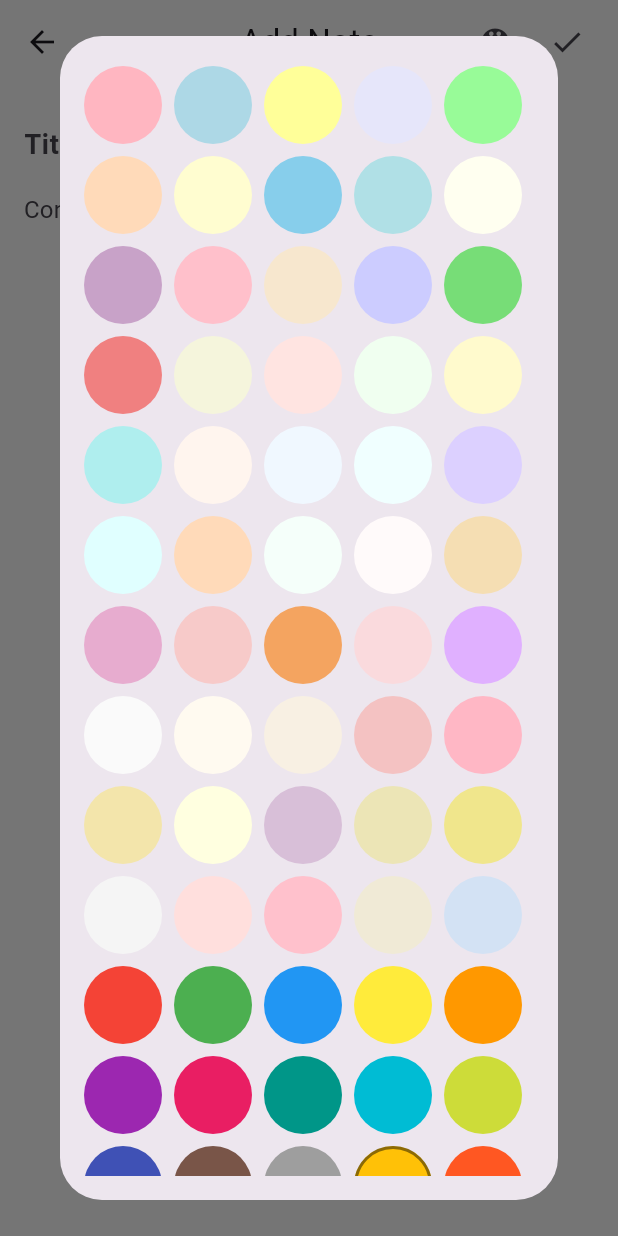
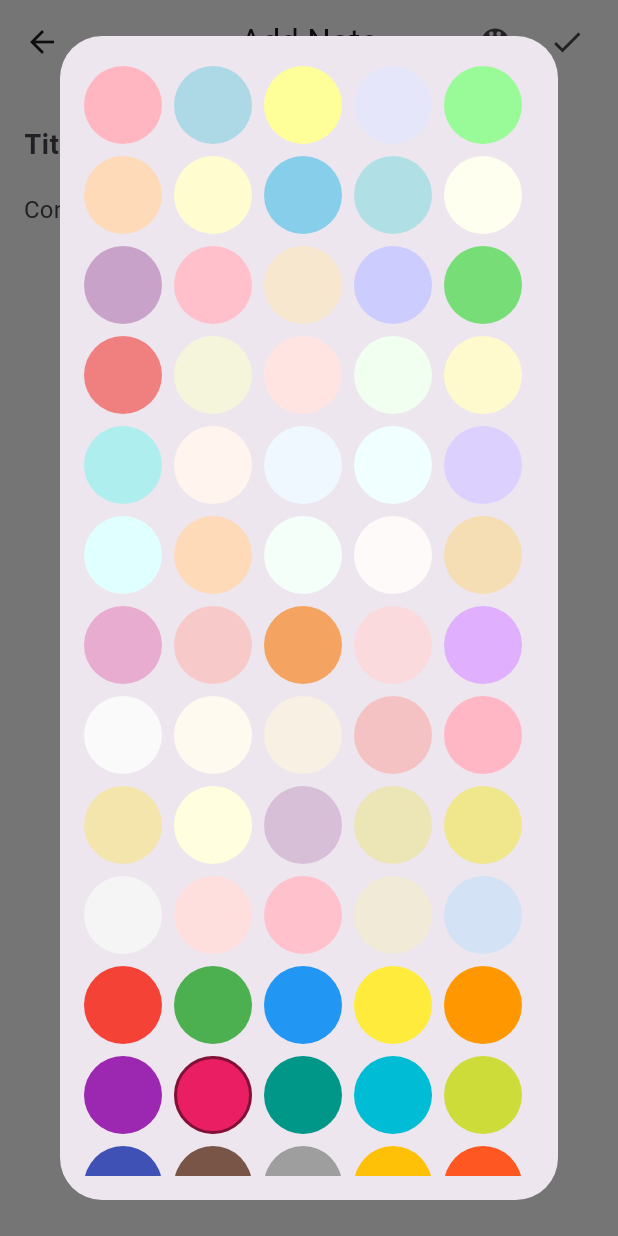
Before and after one commit to shaileshtiwari12/fast_notepad, a Flutter app: the AddEditNoteScreens screen opened directly, after a tap on the "color lens" icon, on a phone screen of 412 x 824 dp. Run offline on Flutter 3.47's test engine with Material 3 defaults, Android fonts, the phone set to English and light mode, and no system bars; our stand-ins replace google_mobile_ads, sqflite; accounts and stored records are empty; network calls fail.

Commit message:
Initial commit

```diff
--- a/lib/screens/add_edit_screens.dart
+++ b/lib/screens/add_edit_screens.dart
@@ -15,7 +15,7 @@ class _AddEditNoteScreensState extends State<AddEditNoteScreens> {
   final _titleController = TextEditingController();
   final _contentController = TextEditingController();
   final DatabaseHelpar _databaseHelpar = DatabaseHelpar();
-  Color _selectedColor = Colors.amber;
+  Color _selectedColor = Colors.pink;
   final List<Color> _colors = [
     const Color(0xffFFB6C1),
     const Color(0xffADD8E6),
@@ -187,6 +187,7 @@ class _AddEditNoteScreensState extends State<AddEditNoteScreens> {
           widget.note == null ? 'Add Note' : 'Edit Note',
         ),
         actions: [
+
           IconButton(
             onPressed: () {
               showDialog(
@@ -296,4 +297,6 @@ class _AddEditNoteScreensState extends State<AddEditNoteScreens> {
       await _databaseHelpar.updateNote(note);
     }
   }
+
+
 }
```
Also changed, not shown: 1 other file.
